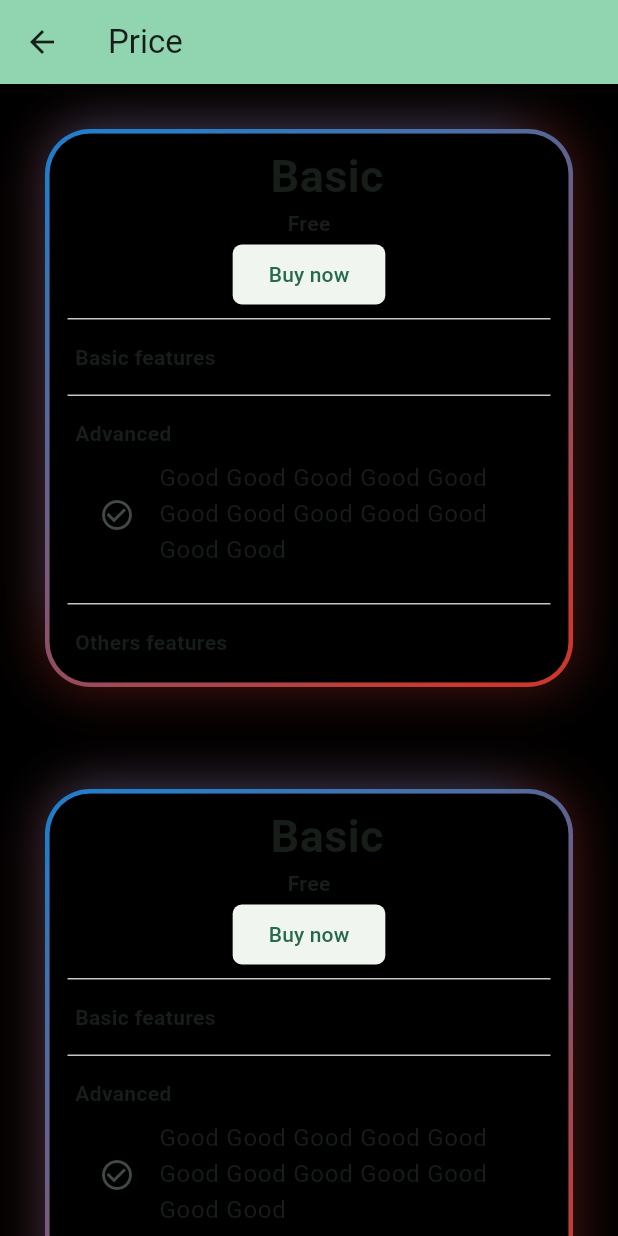
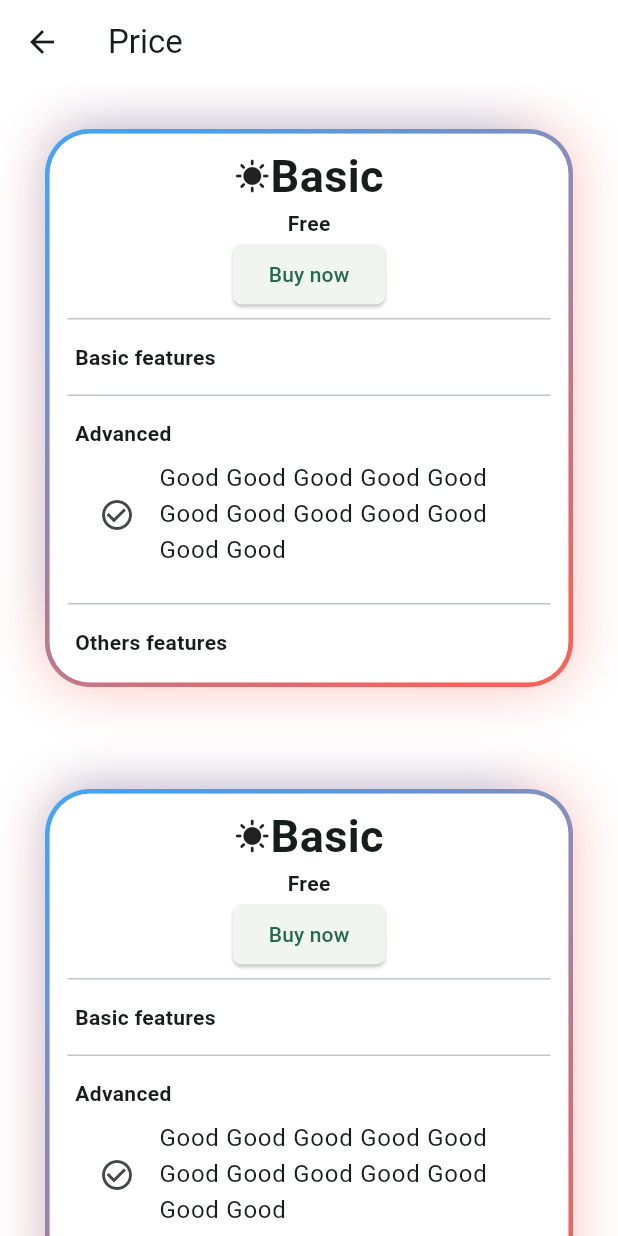
Before and after one commit to phamvu1001/ADVMobile, a Flutter app: the AccountPage screen opened directly, after a tap on "Upgrade", on a phone screen of 412 x 824 dp. Run offline on Flutter 3.47's test engine with Material 3 defaults, Android fonts, the phone set to English and light mode, and no system bars.

Commit message:
update theme color

```diff
--- a/lib/src/navigation.dart
+++ b/lib/src/navigation.dart
@@ -61,6 +61,7 @@ class _NavigationMenuState extends State<NavigationMenu>{
       title: Text(titles[_selectedIndex]),
     ) ,
     drawer: Drawer(
+      backgroundColor: Colors.white,
       child: SingleChildScrollView(
         child: Column(
           crossAxisAlignment: CrossAxisAlignment.stretch,
--- a/lib/src/pages/account_page/accountPage.dart
+++ b/lib/src/pages/account_page/accountPage.dart
@@ -30,13 +30,14 @@ class AccountPage extends StatelessWidget {
           "Account",
           style: TextStyle(
             fontWeight: FontWeight.bold,
+            fontSize: 18,
           ),
         ),
         Container(
           padding: const EdgeInsets.fromLTRB(20, 10, 20, 10),
           decoration: BoxDecoration(
             borderRadius: BorderRadius.circular(5),
-            color: Colors.black12,
+            border: Border.all(color: Colors.lightBlue),
           ),
             child: Row(
                 children: [
@@ -79,13 +80,14 @@ class AccountPage extends StatelessWidget {
         "Token Usage",
         style: TextStyle(
           fontWeight: FontWeight.bold,
+          fontSize: 18,
         ),
       ),
       Container(
         padding:const EdgeInsets.fromLTRB(20, 10, 20, 10),
         decoration: BoxDecoration(
           borderRadius: BorderRadius.circular(5),
-          color: Colors.black12,
+          border: Border.all(color: Colors.lightBlue),
         ),
         child: Column(
               children: [
@@ -143,7 +145,7 @@ class AccountPage extends StatelessWidget {
     padding: EdgeInsets.all(10),
     decoration: BoxDecoration(
       borderRadius: BorderRadius.circular(5),
-      color: Colors.black12,
+      border: Border.all(color: Colors.lightBlue),
     ),
     child: Column(
       mainAxisAlignment: MainAxisAlignment.center,
@@ -155,7 +157,8 @@ class AccountPage extends StatelessWidget {
             Text(
               "Basic",
               style: TextStyle(
-                fontWeight: FontWeight.bold
+                fontWeight: FontWeight.bold,
+                fontSize: 20,
               ) ,
             ),
           ],
--- a/lib/src/pages/account_page/upgradeOptionsPage.dart
+++ b/lib/src/pages/account_page/upgradeOptionsPage.dart
@@ -15,10 +15,8 @@ class UpgradeOptionPage extends StatefulWidget {
 class _UpgradeOptionPage extends State<UpgradeOptionPage>{
   @override
   Widget build(BuildContext context) =>Scaffold(
-    backgroundColor: Colors.black,
     appBar: AppBar(
       title: Text(widget.title),
-      backgroundColor: Theme.of(context).colorScheme.inversePrimary,
     ),
     body:
     ScrollConfiguration(
@@ -28,9 +26,9 @@ class _UpgradeOptionPage extends State<UpgradeOptionPage>{
           spacing: 8.0,
           runSpacing: 8.0,
           children: [
-            buildOptionCard("", Colors.black12),
-            buildOptionCard("", Colors.black12),
-            buildOptionCard("", Colors.black12)
+            buildOptionCard("", Colors.transparent),
+            buildOptionCard("", Colors.transparent),
+            buildOptionCard("", Colors.transparent)
           ],
         ),
       ),
```
